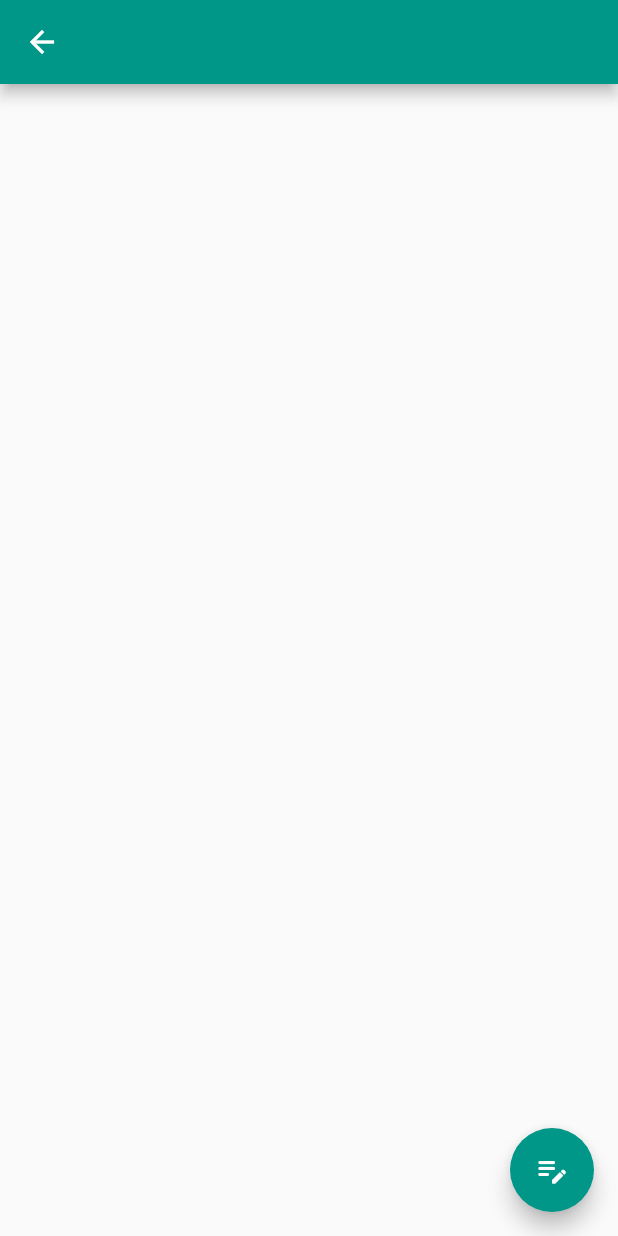
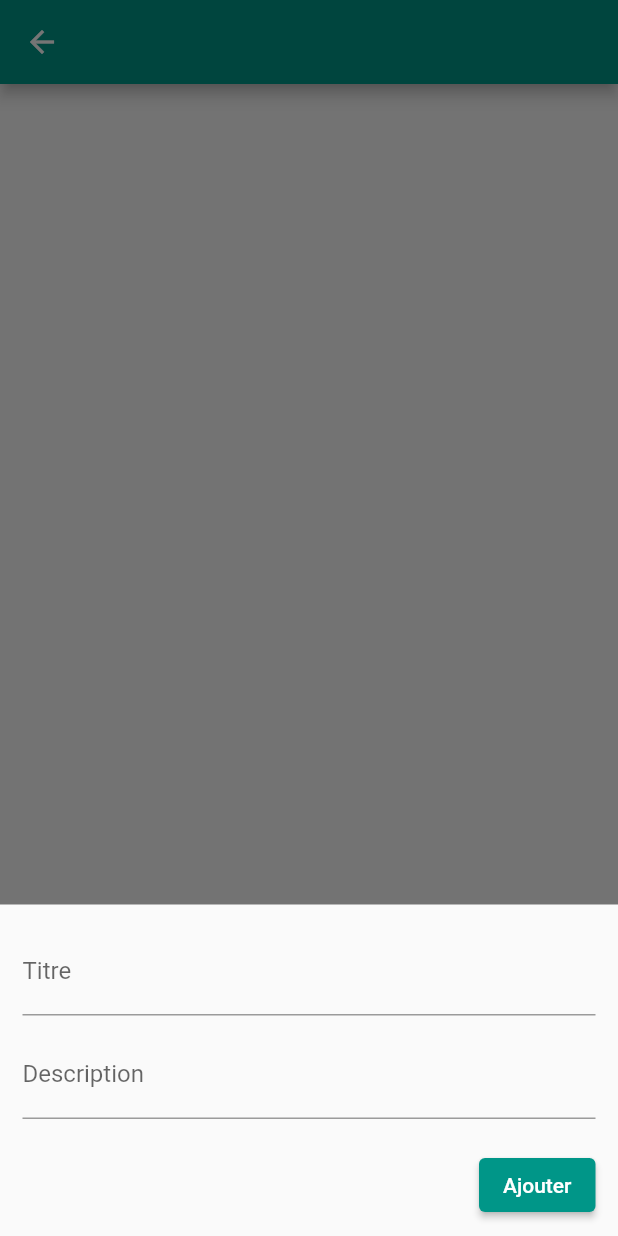
Before and after one commit to geekdjenika/learning_flutter, a Flutter app: the CRUDSQLite screen opened directly, after a tap on the "edit note" icon, on a phone screen of 412 x 824 dp. Run offline on Flutter 3.47's test engine with Material 2 defaults, Android fonts, the phone set to English and light mode, and no system bars; our stand-ins replace sqflite; accounts and stored records are empty.

Commit message:
crud done

```diff
--- a/lib/screen/sqlite/home.dart
+++ b/lib/screen/sqlite/home.dart
@@ -9,10 +9,12 @@ class CRUDSQLite extends StatefulWidget {
 }
 
 class _CRUDSQLiteState extends State<CRUDSQLite> {
-
   List<Map<String, dynamic>> _journals = [];
 
-  void _refreshJurnals() async {
+  final TextEditingController _titleController = TextEditingController();
+  final TextEditingController _descriptionController = TextEditingController();
+
+  void _refreshJournals() async {
     final data = await SQLHelper.getItems();
     setState(() {
       _journals = data;
@@ -22,29 +24,123 @@ class _CRUDSQLiteState extends State<CRUDSQLite> {
   @override
   void initState() {
     // TODO: implement initState
-    _refreshJurnals();
+    _refreshJournals();
+  }
+
+  Future<void> _addItem() async {
+    await SQLHelper.createItem(
+        _titleController.text, _descriptionController.text);
+    _refreshJournals();
+  }
+
+  Future<void> _updateItem(int id) async {
+    await SQLHelper.updateItem(
+        id,_titleController.text, _descriptionController.text);
+    _refreshJournals();
+  }
+
+  void _deleteItem(int id) async {
+    await SQLHelper.deleteItem(id);
+    ScaffoldMessenger.of(context).showSnackBar(
+      SnackBar(content: Text('Supprimer avec succès !'))
+    );
+    _refreshJournals();
   }
 
   void showForm(int? id) async {
-    if(id == null) {
-      showModalBottomSheet(context: context, builder: (_) => Card(
-
-      ));
+    if (id != null) {
+      final existingJournal =
+          _journals.firstWhere((element) => element['id'] == id);
+      _titleController.text = existingJournal['title'];
+      _descriptionController.text = existingJournal['description'];
     }
+    showModalBottomSheet(
+        isScrollControlled: true,
+        context: context,
+        builder: (_) => Container(
+              padding: EdgeInsets.only(
+                  top: 15,
+                  right: 15,
+                  left: 15,
+                  bottom: MediaQuery.of(context).viewInsets.bottom + 10),
+              child: Column(
+                mainAxisSize: MainAxisSize.min,
+                crossAxisAlignment: CrossAxisAlignment.end,
+                children: [
+                  TextField(
+                    controller: _titleController,
+                    decoration: InputDecoration(labelText: 'Titre'),
+                  ),
+                  const SizedBox(
+                    height: 10,
+                  ),
+                  TextField(
+                    controller: _descriptionController,
+                    decoration: InputDecoration(labelText: 'Description'),
+                  ),
+                  const SizedBox(
+                    height: 20,
+                  ),
+                  ElevatedButton(
+                    onPressed: () async {
+                      id == null ? _addItem() : _updateItem(id);
+                      _titleController.text = '';
+                      _descriptionController.text = '';
+                      Navigator.pop(context);
+                    },
+                    child: Text(id == null ? 'Ajouter' : 'Modifier'),
+                  )
+                ],
+              ),
+            ));
   }
 
   @override
   Widget build(BuildContext context) {
     return Scaffold(
-      appBar: AppBar(
-
-      ),
+      appBar: AppBar(),
       floatingActionButton: FloatingActionButton(
         onPressed: () {
-
+          showForm(null);
         },
-        child: Icon(
-          Icons.edit_note_rounded
+        child: Icon(Icons.edit_note_rounded),
+      ),
+      body: ListView.builder(
+        itemCount: _journals.length,
+        itemBuilder: (context, index) => Card(
+          margin: EdgeInsets.symmetric(horizontal: 8.0, vertical: 2.0),
+          child: ListTile(
+            leading: CircleAvatar(
+              child: Text("${_journals[index]['title'].toString().substring(0,1).toUpperCase()}"),
+            ),
+            title: Text('${_journals[index]['title']}'),
+            subtitle: Text('${_journals[index]['description']}'),
+            trailing: SizedBox(
+              width: MediaQuery.of(context).size.width * .125,
+              child: Row(
+                children: [
+                  GestureDetector(
+                    onTap: () {
+                      showForm(_journals[index]['id']);
+                    },
+                    child: const Icon(
+                      Icons.edit,
+                      color: Colors.blue,
+                    ),
+                  ),
+                  GestureDetector(
+                    onTap: () {
+                      _deleteItem(_journals[index]['id']);
+                    },
+                    child: Icon(
+                      Icons.delete,
+                      color: Colors.redAccent,
+                    ),
+                  )
+                ],
+              ),
+            ),
+          ),
         ),
       ),
     );
```
Also changed, not shown: 1 other file.
